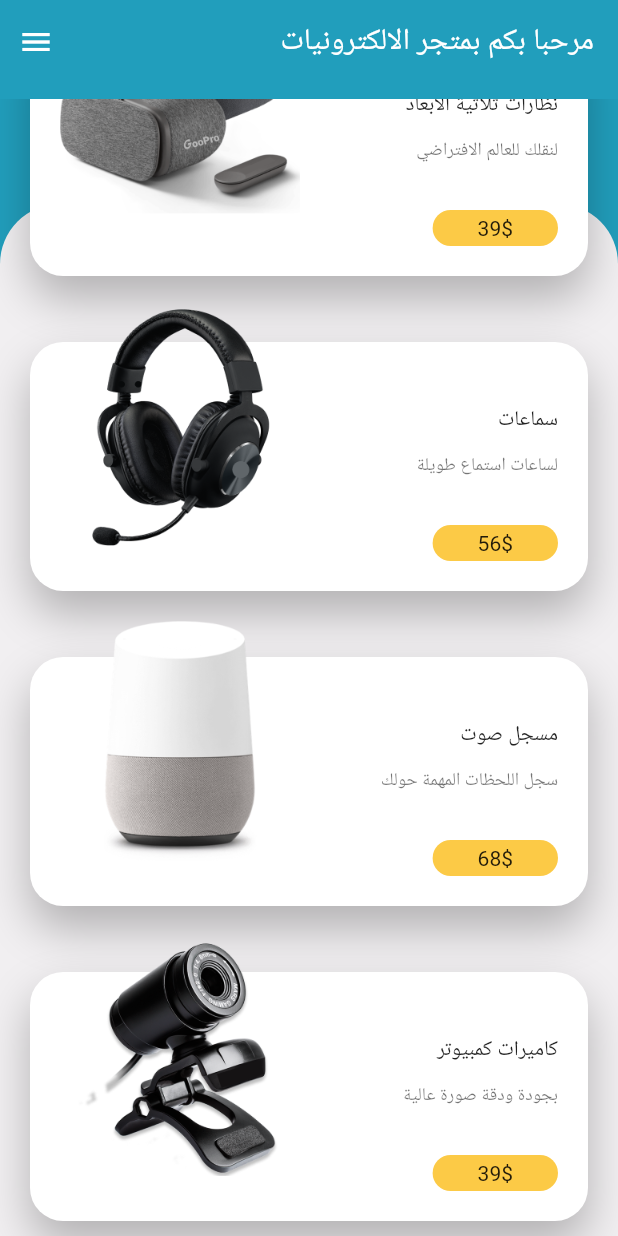
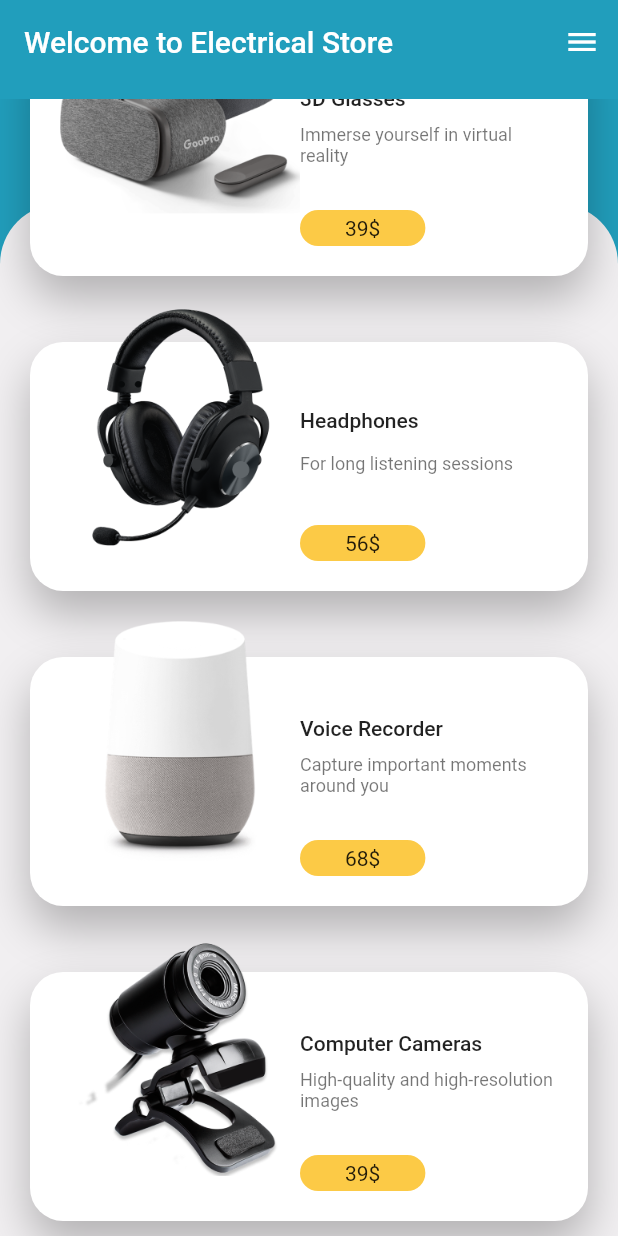
Before and after one commit to fletoxIsHere/electrical.Store.flutter, a Flutter app: the screen it shows after launch, scrolled down 502 dp, on a phone screen of 412 x 824 dp. Run offline on Flutter 3.47's test engine with Material 2 defaults, Android fonts, the phone set to English and light mode, and no system bars; our stand-ins replace google_fonts; Roboto replaces fonts that are missing (Almarai).

```diff
--- a/lib/main.dart
+++ b/lib/main.dart
@@ -2,7 +2,7 @@ import 'package:flutter/material.dart';
 import 'package:google_fonts/google_fonts.dart';
 import 'package:store_app/screens/HomeScreen.dart';
 import 'package:store_app/constant.dart';
-import 'package:flutter_localizations/flutter_localizations.dart';
+// import 'package:flutter_localizations/flutter_localizations.dart';
 
 void main() {
   runApp(const MyApp());
@@ -24,13 +24,13 @@ class MyApp extends StatelessWidget {
             ),
       ),
       // Arabic RTL
-      localizationsDelegates: [
-        GlobalCupertinoLocalizations.delegate,
-        GlobalMaterialLocalizations.delegate,
-        GlobalWidgetsLocalizations.delegate,
-      ],
-      supportedLocales: [Locale("ar", "AE")],
-      locale: Locale("ar", "AE"),
+      // localizationsDelegates: [
+      //   GlobalCupertinoLocalizations.delegate,
+      //   GlobalMaterialLocalizations.delegate,
+      //   GlobalWidgetsLocalizations.delegate,
+      // ],
+      // supportedLocales: [Locale("ar", "AE")],
+      // locale: Locale("ar", "AE"),
 
       home: HomeScreen(),
     );
--- a/lib/models/product.dart
+++ b/lib/models/product.dart
@@ -17,55 +17,55 @@ List<Product> products = [
   Product(
     id: 1,
     price: 59,
-    title: "سماعات لاسلكية",
-    subTitle: "جودة صوت عالية",
+    title: "Wireless Earphones",
+    subTitle: "High-Quality Sound",
     image: "images/airpod.png",
     description:
-        "لوريم ايبسوم دولار سيت أميت ,كونسيكتيتور أدايبا يسكينج أليايت,سيت دو أيوسمود تيمبور أنكايديديونتيوت لابوري ات دولار ماجنا أليكيوا.",
+        "Lorem ipsum dolor sit amet, consectetur adipiscing elit, sed do eiusmod tempor incididunt ut labore et dolore magna aliqua.",
   ),
   Product(
     id: 2,
     price: 1099,
-    title: "جهاز موبايل",
-    subTitle: "وأصبح للموبايل قوة",
+    title: "Mobile Device",
+    subTitle: "Power in your hands",
     image: "images/mobile.png",
     description:
-        "لوريم ايبسوم دولار سيت أميت ,كونسيكتيتور أدايبا يسكينج أليايت,سيت دو أيوسمود تيمبور أنكايديديونتيوت لابوري ات دولار ماجنا أليكيوا.",
+        "Lorem ipsum dolor sit amet, consectetur adipiscing elit, sed do eiusmod tempor incididunt ut labore et dolore magna aliqua.",
   ),
   Product(
     id: 3,
     price: 39,
-    title: "نظارات ثلاثية الأبعاد",
-    subTitle: "لنقلك للعالم الافتراضي",
+    title: "3D Glasses",
+    subTitle: "Immerse yourself in virtual reality",
     image: "images/class.png",
     description:
-        "لوريم ايبسوم دولار سيت أميت ,كونسيكتيتور أدايبا يسكينج أليايت,سيت دو أيوسمود تيمبور أنكايديديونتيوت لابوري ات دولار ماجنا أليكيوا.",
+        "Lorem ipsum dolor sit amet, consectetur adipiscing elit, sed do eiusmod tempor incididunt ut labore et dolore magna aliqua.",
   ),
   Product(
     id: 4,
     price: 56,
-    title: "سماعات",
-    subTitle: "لساعات استماع طويلة",
+    title: "Headphones",
+    subTitle: "For long listening sessions",
     image: "images/headset.png",
     description:
-        "لوريم ايبسوم دولار سيت أميت ,كونسيكتيتور أدايبا يسكينج أليايت,سيت دو أيوسمود تيمبور أنكايديديونتيوت لابوري ات دولار ماجنا أليكيوا.",
+        "Lorem ipsum dolor sit amet, consectetur adipiscing elit, sed do eiusmod tempor incididunt ut labore et dolore magna aliqua.",
   ),
   Product(
     id: 5,
     price: 68,
-    title: "مسجل صوت",
-    subTitle: "سجل اللحظات المهمة حولك",
+    title: "Voice Recorder",
+    subTitle: "Capture important moments around you",
     image: "images/speaker.png",
     description:
-        "لوريم ايبسوم دولار سيت أميت ,كونسيكتيتور أدايبا يسكينج أليايت,سيت دو أيوسمود تيمبور أنكايديديونتيوت لابوري ات دولار ماجنا أليكيوا.",
+        "Lorem ipsum dolor sit amet, consectetur adipiscing elit, sed do eiusmod tempor incididunt ut labore et dolore magna aliqua.",
   ),
   Product(
     id: 6,
     price: 39,
-    title: "كاميرات كمبيوتر",
-    subTitle: "بجودة ودقة صورة عالية",
+    title: "Computer Cameras",
+    subTitle: "High-quality and high-resolution images",
     image: "images/camera.png",
     description:
-        "لوريم ايبسوم دولار سيت أميت ,كونسيكتيتور أدايبا يسكينج أليايت,سيت دو أيوسمود تيمبور أنكايديديونتيوت لابوري ات دولار ماجنا أليكيوا.",
+        "Lorem ipsum dolor sit amet, consectetur adipiscing elit, sed do eiusmod tempor incididunt ut labore et dolore magna aliqua.",
   ),
 ];
--- a/lib/screens/HomeScreen.dart
+++ b/lib/screens/HomeScreen.dart
@@ -20,7 +20,7 @@ class HomeScreen extends StatelessWidget {
         backgroundColor: kPrimaryColor,
         elevation: 0,
         title: Text(
-          'مرحبا بكم بمتجر الالكترونيات',
+          'Welcome to Electrical Store',
           style: GoogleFonts.getFont(
             'Almarai',
             color: Colors.white,
--- a/lib/widgets/home/home_body.dart
+++ b/lib/widgets/home/home_body.dart
@@ -36,7 +36,7 @@ class HomeBody extends StatelessWidget {
                     Navigator.push(
                         context,
                         MaterialPageRoute(
-                            builder: ((context) => const DetailScreen())));
+                            builder: ((context) =>  DetailScreen(product: products[index],))));
                   },
                 ),
               )
--- a/pubspec.yaml
+++ b/pubspec.yaml
@@ -40,8 +40,8 @@ dependencies:
 dev_dependencies:
   flutter_test:
     sdk: flutter
-  flutter_localizations:
-    sdk: flutter
+  # flutter_localizations:
+  #   sdk: flutter
 
   # The "flutter_lints" package below contains a set of recommended lints to
   # encourage good coding practices. The lint set provided by the package is
```
Also changed, not shown: lib/screens/detailsScreen.dart (+4 -3 lines), lib/widgets/details/color_dot.dart (added, +30 -0 lines), lib/widgets/details/detail_body.dart (+70 -5 lines), lib/widgets/details/product_image.dart (added, +40 -0 lines), pubspec.lock.
